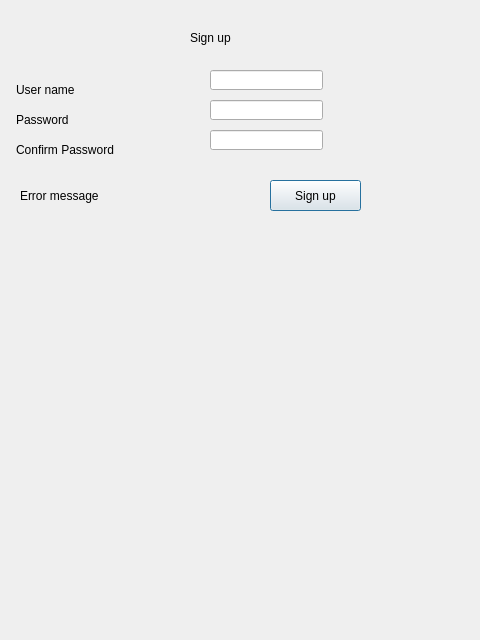
Qt form QT_Assignment/signup.ui (Yasmina-Reda/QT_Assignment) before a commit.
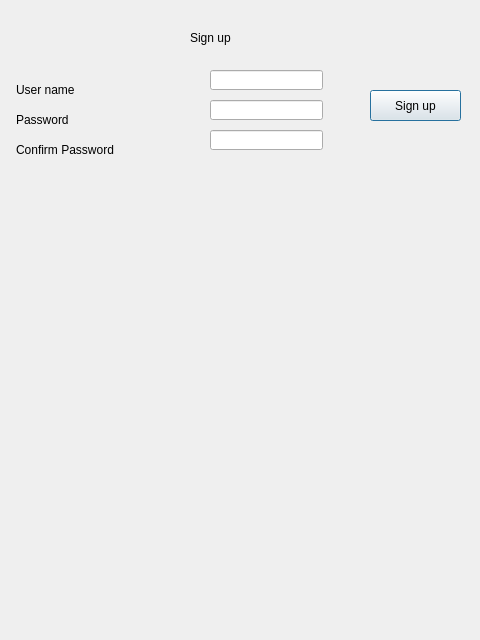
The same form after that commit.

What changed in the file:
```diff
--- a/QT_Assignment/signup.ui
+++ b/QT_Assignment/signup.ui
@@ -16,8 +16,8 @@
   <widget class="QPushButton" name="pushButton">
    <property name="geometry">
     <rect>
-     <x>270</x>
-     <y>180</y>
+     <x>370</x>
+     <y>90</y>
      <width>91</width>
      <height>31</height>
     </rect>
@@ -31,12 +31,12 @@
     <rect>
      <x>20</x>
      <y>180</y>
-     <width>201</width>
+     <width>441</width>
      <height>31</height>
     </rect>
    </property>
    <property name="text">
-    <string>Error message</string>
+    <string/>
    </property>
   </widget>
   <widget class="QLabel" name="label_2">
```
